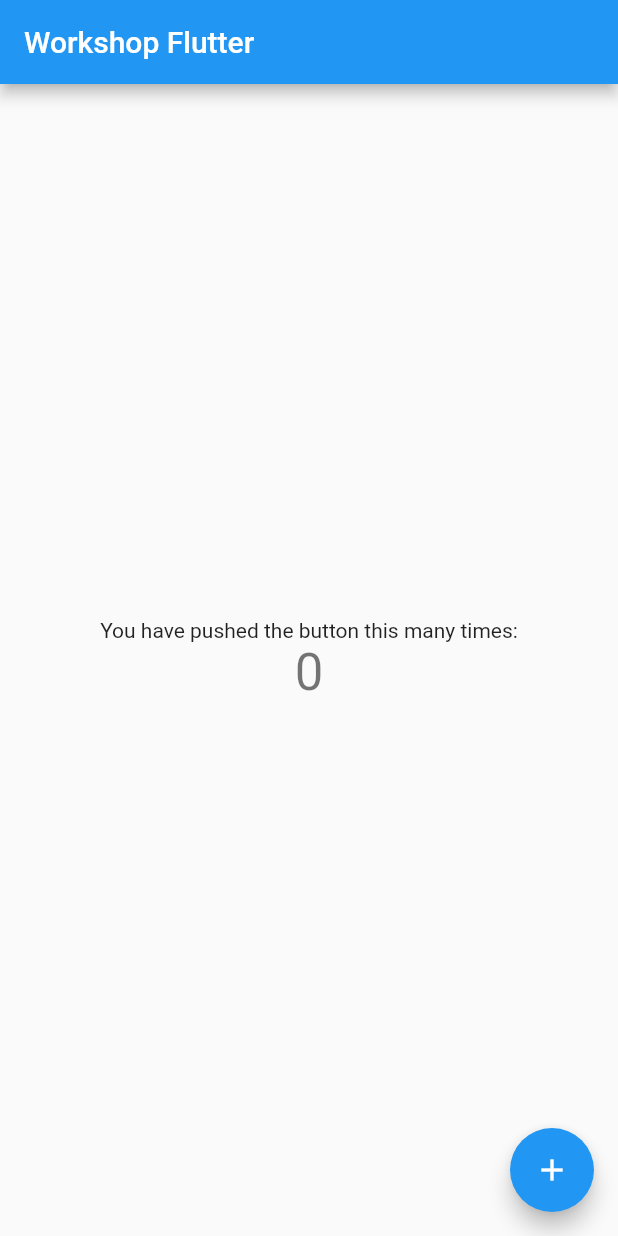
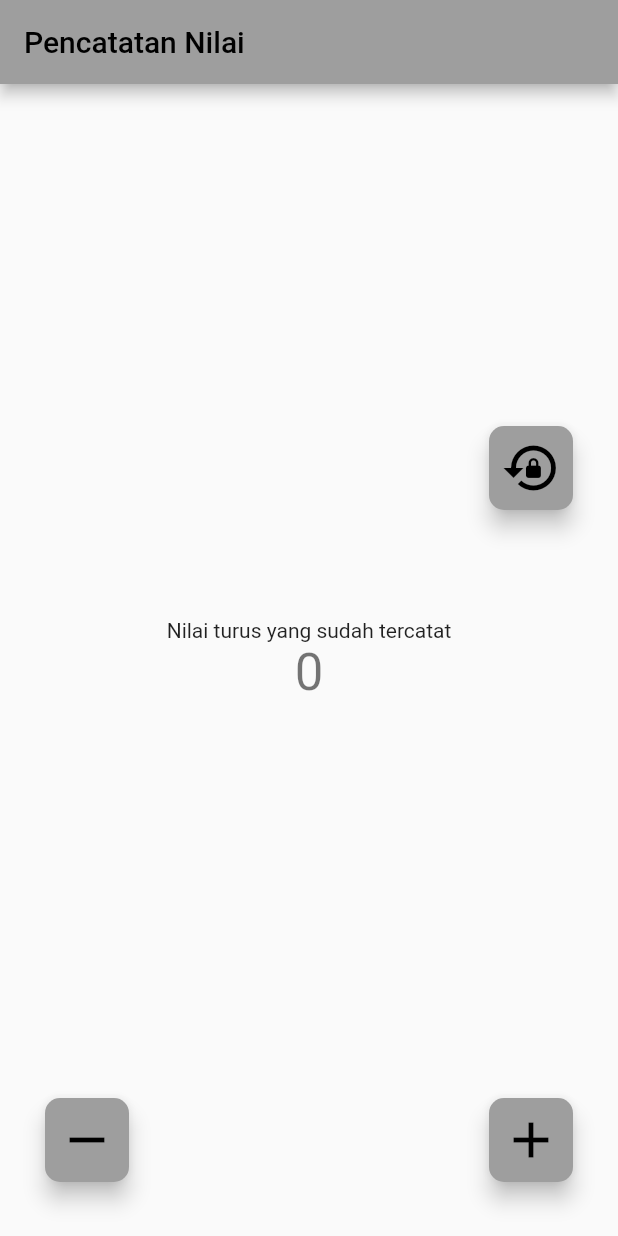
Before and after one commit to ex-dec/workshop_perangkat_bergerak, a Flutter app: the screen it shows after launch, on a phone screen of 412 x 824 dp. Run offline on Flutter 3.47's test engine with Material 2 defaults, Android fonts, the phone set to English and light mode, and no system bars.

Commit message:
last commit

```diff
--- a/lib/main.dart
+++ b/lib/main.dart
@@ -10,11 +10,12 @@ class MyApp extends StatelessWidget {
   @override
   Widget build(BuildContext context) {
     return MaterialApp(
+      debugShowCheckedModeBanner: false,
       title: 'WPPB',
       theme: ThemeData(
-        primarySwatch: Colors.blue,
+        primarySwatch: Colors.grey,
       ),
-      home: const MyHomePage(title: 'Workshop Flutter'),
+      home: const MyHomePage(title: 'Pencatatan Nilai'),
     );
   }
 }
@@ -37,6 +38,40 @@ class _MyHomePageState extends State<MyHomePage> {
     });
   }
 
+  void _decrementCounter() {
+    setState(() {
+      _counter--;
+    });
+  }
+
+  void _resetCounter() {
+    showDialog(
+        context: context,
+        builder: (BuildContext ctx) {
+          return AlertDialog(
+            title: const Text('Reset Nilai'),
+            content: const Text('Yakin mau reset?'),
+            actions: [
+              TextButton(
+                  onPressed: () {
+                    Navigator.of(context).pop();
+                  },
+                  child: const Text('Tidak')
+              ),
+              TextButton(
+                  onPressed: () {
+                    setState(() {
+                      _counter = 0;
+                    });
+                    Navigator.of(context).pop();
+                  },
+                  child: const Text('Ya')
+              ),
+            ],
+          );
+        });
+  }
+
   @override
   Widget build(BuildContext context) {
     return Scaffold(
@@ -48,19 +83,65 @@ class _MyHomePageState extends State<MyHomePage> {
           mainAxisAlignment: MainAxisAlignment.center,
           children: <Widget>[
             const Text(
-              'You have pushed the button this many times:',
+              'Nilai turus yang sudah tercatat',
             ),
             Text(
               '$_counter',
-              style: Theme.of(context).textTheme.headline4,
+              style: Theme.of(context).textTheme.headlineMedium,
             ),
           ],
         ),
       ),
-      floatingActionButton: FloatingActionButton(
-        onPressed: _incrementCounter,
-        tooltip: 'Increment',
-        child: const Icon(Icons.add),
+      floatingActionButtonLocation: FloatingActionButtonLocation.centerFloat,
+      floatingActionButton: Stack(
+        fit: StackFit.expand,
+        children: [
+          Positioned(
+            left: 30,
+            bottom: 20,
+            child: FloatingActionButton(
+              heroTag: 'remove',
+              onPressed: _decrementCounter,
+              shape: RoundedRectangleBorder(
+                borderRadius: BorderRadius.circular(10),
+              ),
+              child: const Icon(
+                Icons.remove,
+                size: 40,
+              ),
+            ),
+          ),
+          Positioned(
+            top: 300,
+            right: 30,
+            child: FloatingActionButton(
+              heroTag: 'reset',
+              onPressed: _resetCounter,
+              shape: RoundedRectangleBorder(
+                borderRadius: BorderRadius.circular(10),
+              ),
+              child: const Icon(
+                Icons.lock_reset,
+                size: 40,
+              ),
+            ),
+          ),
+          Positioned(
+            bottom: 20,
+            right: 30,
+            child: FloatingActionButton(
+              heroTag: 'add',
+              onPressed: _incrementCounter ,
+              shape: RoundedRectangleBorder(
+                borderRadius: BorderRadius.circular(10),
+              ),
+              child: const Icon(
+                Icons.add,
+                size: 40,
+              ),
+            ),
+          ),
+        ]
       ),
     );
   }
--- a/pubspec.yaml
+++ b/pubspec.yaml
@@ -36,7 +36,7 @@ dependencies:
   # The following adds the Cupertino Icons font to your application.
   # Use with the CupertinoIcons class for iOS style icons.
   cupertino_icons: ^1.0.2
-
+  confirm_dialog: ^1.0.2
 dev_dependencies:
   flutter_test:
     sdk: flutter
```
Also changed, not shown: flutter_01.png (added), pubspec.lock.
